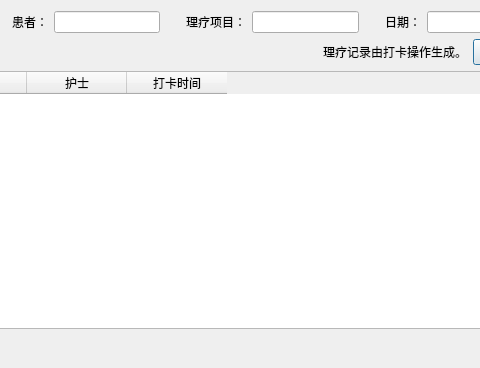
The window that PhysioMgr/PsmDlgPhysioList.ui (yuylong/PhysioMgr) describes before a commit, drawn with Qt 5; both pictures show x 185 to 665 and y 0 to 368 of the 835 by 368 pixel window.
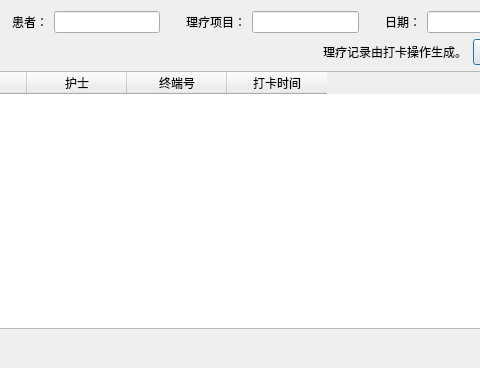
The same window after the commit.

What changed in the file:
```diff
--- a/PhysioMgr/PsmDlgPhysioList.ui
+++ b/PhysioMgr/PsmDlgPhysioList.ui
@@ -187,6 +187,11 @@
        <string>护士</string>
       </property>
      </column>
+     <column>
+      <property name="text">
+       <string>终端号</string>
+      </property>
+     </column>
      <column>
       <property name="text">
        <string>打卡时间</string>
```
